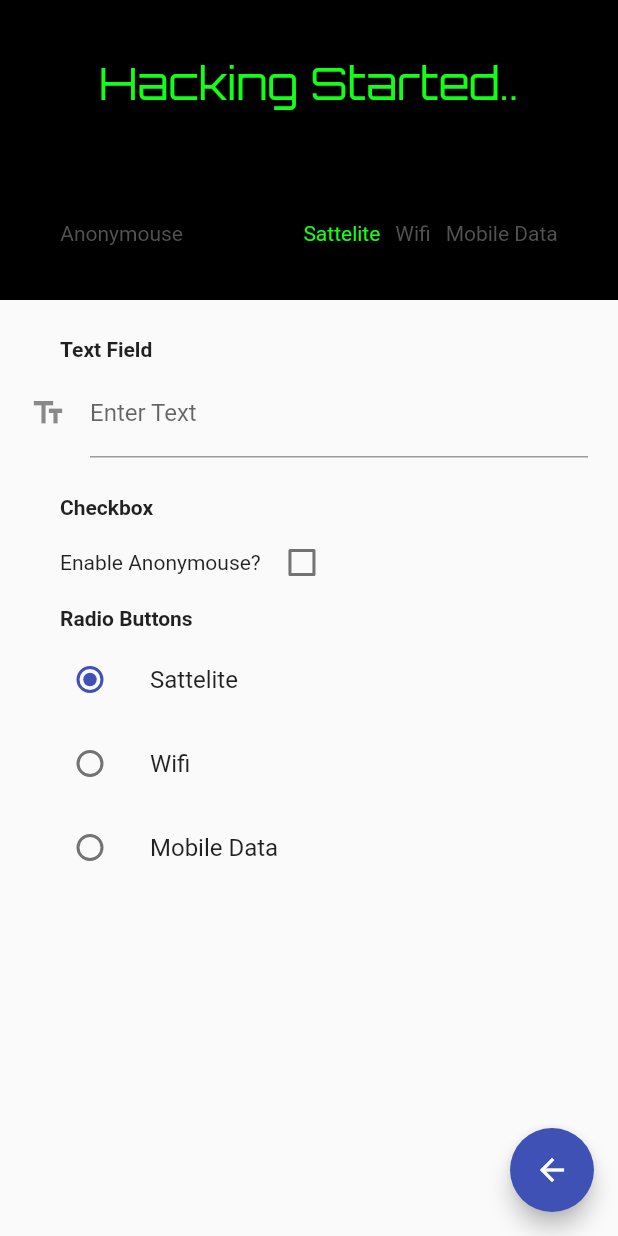
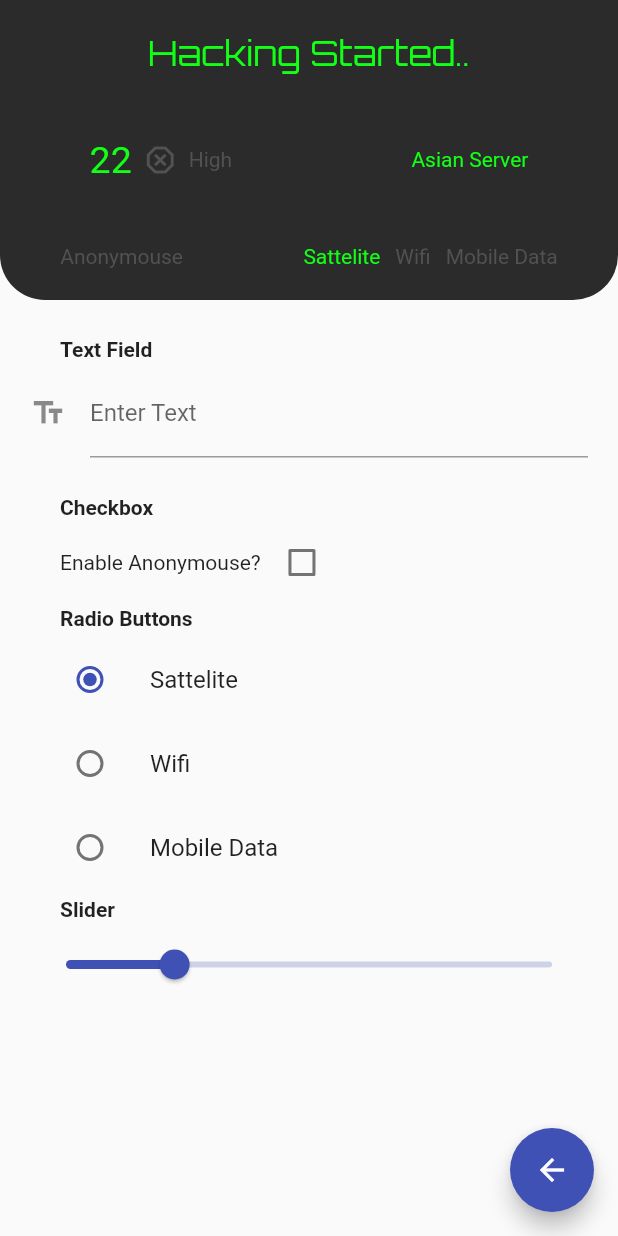
Before and after one commit to Thusatharan/Flutter-Practice, a Flutter app: the SingleInputScreen screen opened by its route, on a phone screen of 412 x 824 dp. Run offline on Flutter 3.47's test engine with Material 2 defaults, Android fonts, the phone set to English and light mode, and no system bars; network calls fail; Roboto replaces fonts that are missing (Glory).

```diff
--- a/lib/main.dart
+++ b/lib/main.dart
@@ -1,10 +1,12 @@
 // ignore_for_file: public_member_api_docs, always_specify_types
 
 import 'package:flutter/material.dart';
+import 'package:learning/screens/chapter_11/api_users_list.dart';
 import 'package:learning/screens/chapter_4/image_widget.dart';
 import 'package:learning/screens/chapter_4/input_widget.dart';
 import 'package:learning/screens/chapter_4/input_widgets/single_input_widgets.dart';
 import './screens/home.dart';
+import 'screens/chapter_11/add_api_users.dart';
 
 void main() {
   runApp(const MyApp());
@@ -35,6 +37,8 @@ class MyApp extends StatelessWidget {
         '/image': (BuildContext ctx) => ImageWidgetScreen(),
         '/input': (BuildContext ctx) => InputWidgetScreen(),
         '/single_input': (BuildContext ctx) => SingleInputScreen(),
+        '/api_people_list': (BuildContext ctx) => PeopleList(),
+        '/api_add_people': (BuildContext ctx) => AddPeopleForm(),
       },
     );
   }
--- a/lib/screens/chapter_4/input_widgets/single_input_widgets.dart
+++ b/lib/screens/chapter_4/input_widgets/single_input_widgets.dart
@@ -13,6 +13,7 @@ class _SingleInputScreenState extends State<SingleInputScreen> {
   String _screenText = 'Hacking Started..';
   bool _checkBoxValue = false;
   Communication connection = Communication.sattelite;
+  double _value = 22.0;
 
   @override
   void dispose() {
@@ -37,7 +38,12 @@ class _SingleInputScreenState extends State<SingleInputScreen> {
             Container(
               height: 200,
               width: double.infinity,
-              color: Colors.black,
+              decoration: const BoxDecoration(
+                borderRadius: BorderRadius.only(
+                    bottomLeft: Radius.circular(30),
+                    bottomRight: Radius.circular(30)),
+                color: Color(0xff2b2b2b),
+              ),
               child: Column(
                 mainAxisAlignment: MainAxisAlignment.spaceAround,
                 children: [
@@ -46,9 +52,55 @@ class _SingleInputScreenState extends State<SingleInputScreen> {
                       _screenText,
                       style: const TextStyle(
                           color: Color(0xff12ff16),
-                          fontSize: 30,
+                          fontSize: 23,
                           fontFamily: 'Orbitron'),
                     ),
+                  ),
+                  Row(
+                    mainAxisAlignment: MainAxisAlignment.spaceAround,
+                    children: [
+                      Container(
+                        child: Row(
+                          children: [
+                            Text(
+                              _value.round().toString(),
+                              style: TextStyle(
+                                fontSize: 25,
+                                color: (_value >= 50)
+                                    ? const Color(0xffff1f1f)
+                                    : const Color(0xff12ff16),
+                              ),
+                            ),
+                            SizedBox(
+                              width: 7,
+                            ),
+                            Icon(Icons.dangerous_outlined,
+                                color: (_value >= 50)
+                                    ? const Color(0xffff1f1f)
+                                    : const Color(0xff525252)),
+                            SizedBox(
+                              width: 7,
+                            ),
+                            Text(
+                              'High',
+                              style: TextStyle(
+                                  color: (_value >= 75)
+                                      ? const Color(0xffff1f1f)
+                                      : const Color(0xff525252)),
+                            ),
+                          ],
+                        ),
+                      ),
+                      Container(
+                        child: Text(
+                          'Asian Server',
+                          style: TextStyle(
+                              color: (connection == Communication.sattelite)
+                                  ? const Color(0xff12ff16)
+                                  : const Color(0xff525252)),
+                        ),
+                      )
+                    ],
                   ),
                   Row(
                     mainAxisAlignment: MainAxisAlignment.spaceAround,
@@ -56,9 +108,9 @@ class _SingleInputScreenState extends State<SingleInputScreen> {
                       Text(
                         'Anonymouse',
                         style: TextStyle(
-                            color: (_checkBoxValue)
-                                ? Color(0xff12ff16)
-                                : Color(0xff525252)),
+                            color: _checkBoxValue
+                                ? const Color(0xff12ff16)
+                                : const Color(0xff525252)),
                       ),
                       Container(
                         child: Row(
@@ -67,8 +119,8 @@ class _SingleInputScreenState extends State<SingleInputScreen> {
                               'Sattelite',
                               style: TextStyle(
                                   color: (connection == Communication.sattelite)
-                                      ? Color(0xff12ff16)
-                                      : Color(0xff525252)),
+                                      ? const Color(0xff12ff16)
+                                      : const Color(0xff525252)),
                             ),
                             const SizedBox(
                               width: 10,
@@ -77,8 +129,8 @@ class _SingleInputScreenState extends State<SingleInputScreen> {
                               'Wifi',
                               style: TextStyle(
                                   color: (connection == Communication.wifi)
-                                      ? Color(0xff12ff16)
-                                      : Color(0xff525252)),
+                                      ? const Color(0xff12ff16)
+                                      : const Color(0xff525252)),
                             ),
                             const SizedBox(
                               width: 10,
@@ -88,8 +140,8 @@ class _SingleInputScreenState extends State<SingleInputScreen> {
                               style: TextStyle(
                                   color:
                                       (connection == Communication.mobile_data)
-                                          ? Color(0xff12ff16)
-                                          : Color(0xff525252)),
+                                          ? const Color(0xff12ff16)
+                                          : const Color(0xff525252)),
                             ),
                           ],
                         ),
@@ -100,7 +152,7 @@ class _SingleInputScreenState extends State<SingleInputScreen> {
               ),
             ),
             Container(
-              margin: EdgeInsets.all(20),
+              margin: const EdgeInsets.all(20),
               child: Column(
                 children: [
                   SubHeading(subheading: 'Text Field'),
@@ -178,6 +230,19 @@ class _SingleInputScreenState extends State<SingleInputScreen> {
                           });
                         }),
                   ),
+                  SubHeading(subheading: 'Slider'),
+                  Slider(
+                    label: _value.round().toString(),
+                    min: 0,
+                    max: 100,
+                    divisions: 100,
+                    value: _value,
+                    onChanged: (double val) {
+                      setState(() {
+                        _value = val;
+                      });
+                    },
+                  )
                 ],
               ),
             )
--- a/pubspec.yaml
+++ b/pubspec.yaml
@@ -34,6 +34,7 @@ dependencies:
   # The following adds the Cupertino Icons font to your application.
   # Use with the CupertinoIcons class for iOS style icons.
   cupertino_icons: ^1.0.2
+  http: ^0.13.4
 
 dev_dependencies:
   flutter_test:
@@ -59,8 +60,7 @@ flutter:
 
   # To add assets to your application, add an assets section, like this:
   assets:
-    - assets/images/person.jpg
-
+    - assets/images/
   # An image asset can refer to one or more resolution-specific "variants", see
   # https://flutter.dev/assets-and-images/#resolution-aware.
 
```
Also changed, not shown: analysis_options.yaml (+24 -246 lines), lib/api/fetch_users.dart (added, +16 -0 lines), lib/models/user.dart (added, +24 -0 lines), lib/screens/chapter_11/add_api_users.dart (added, +15 -0 lines), lib/screens/chapter_11/api_users_list.dart (added, +67 -0 lines), lib/screens/data/home_list_data.dart (+9 -0 lines), lib/screens/home.dart (+14 -3 lines), assets/images/bg.jpg (added), assets/images/blackandblue.jpg (added), pubspec.lock, 1 other file.
